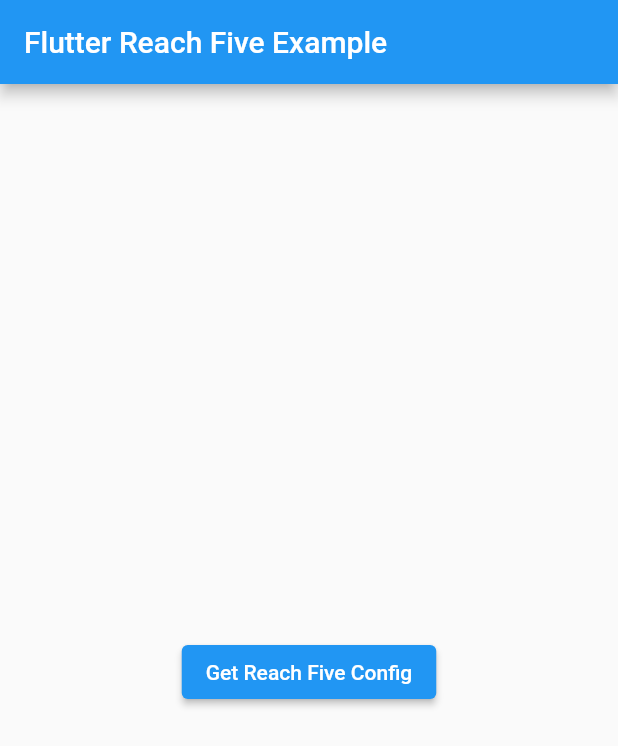
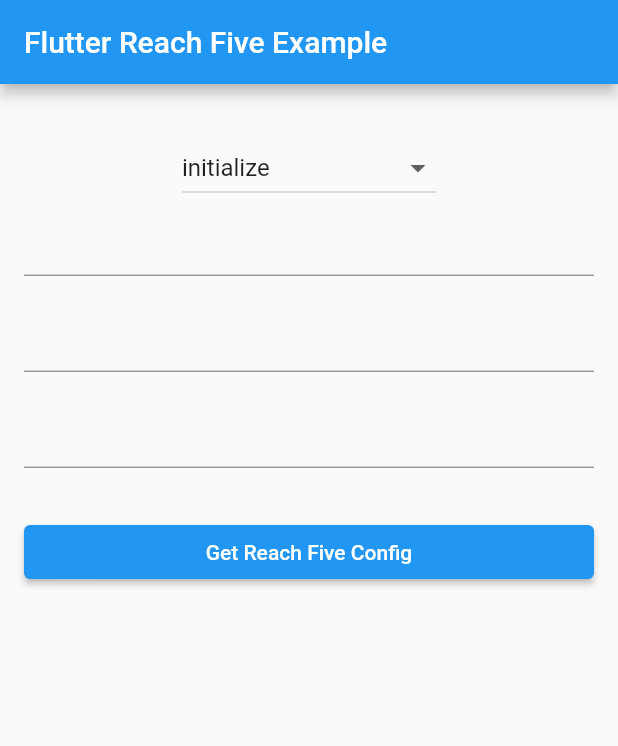
Before and after one commit to bamlab/Flutter-ReachFive, a Flutter app: the screen it shows after launch, on a phone screen of 412 x 824 dp. Shown: the top 746 px of the screen. Run offline on Flutter 3.47's test engine with Material 2 defaults, Android fonts, the phone set to English and light mode, and no system bars; our stand-ins replace plugin_platform_interface; project files that could hold a hidden picture were left out.

Commit message:
feat(example app): add new features in the app

```diff
--- /dev/null
+++ b/flutter_reach_five/example/lib/const.dart
@@ -0,0 +1,26 @@
+/// Your reach five domain
+const initialDomain = '';
+
+/// Your reach five clientId
+const initialClientId = '';
+
+/// Your reach five scheme
+const initialScheme = '';
+
+/// Your reach five account email
+const initialEmail = '';
+
+/// Your reach five account password
+const initialPassword = '';
+
+/// Your reach five account family name
+const initialFamilyName = '';
+
+/// Your reach five account given name
+const initialGivenName = '';
+
+/// Your reach five account middle name
+const initialMiddleName = '';
+
+/// Your reach five account nickname
+const initialNickame = '';
--- a/flutter_reach_five/example/lib/main.dart
+++ b/flutter_reach_five/example/lib/main.dart
@@ -1,16 +1,6 @@
-// Copyright (c) 2022, Very Good Ventures
-// https://verygood.ventures
-//
-// Use of this source code is governed by an MIT-style
-// license that can be found in the LICENSE file or at
-// https://opensource.org/licenses/MIT.
+import 'package:flutter/material.dart';
 
-import 'package:flutter/material.dart';
-import 'package:flutter_reach_five/flutter_reach_five.dart';
-
-const domain = 'YOUR_DOMAIN';
-const clientId = 'YOUR_CLIENT_ID';
-const scheme = 'YOUR_SCHEME';
+import 'views/reach_five_methods_view.dart';
 
 void main() => runApp(const MyApp());
 
@@ -19,99 +9,11 @@ class MyApp extends StatelessWidget {
 
   @override
   Widget build(BuildContext context) {
-    return const MaterialApp(home: HomePage());
-  }
-}
-
-class HomePage extends StatefulWidget {
-  const HomePage({super.key});
-
-  @override
-  State<HomePage> createState() => _HomePageState();
-}
-
-class _HomePageState extends State<HomePage> {
-  ReachFive? reachFive;
-
-  @override
-  Widget build(BuildContext context) {
-    final reachFive = this.reachFive;
-
-    return Scaffold(
-      appBar: AppBar(title: const Text('Flutter Reach Five Example')),
-      body: Center(
-        child: Column(
-          mainAxisAlignment: MainAxisAlignment.center,
-          children: [
-            if (reachFive != null)
-              Text(
-                // ignore: lines_longer_than_80_chars
-                '${reachFive.config.domain} + ${reachFive.config.clientId} + ${reachFive.config.scheme}',
-              ),
-            const SizedBox(height: 16),
-            ElevatedButton(
-              onPressed: () async {
-                if (reachFive != null) {
-                  setState(() {
-                    this.reachFive = null;
-                  });
-                  return;
-                }
-
-                try {
-                  final result = await ReachFiveManager.initialize(
-                    const ReachFiveConfig(
-                      domain: domain,
-                      clientId: clientId,
-                      scheme: scheme,
-                    ),
-                  );
-
-                  setState(() {
-                    this.reachFive = result;
-                  });
-
-                  if (mounted) {
-                    showExampleSnackBar(
-                      context,
-                      message: 'Success',
-                      type: SnackbarType.success,
-                    );
-                  }
-                } catch (error) {
-                  if (mounted) {
-                    showExampleSnackBar(
-                      context,
-                      message: error.toString(),
-                      type: SnackbarType.error,
-                    );
-                  }
-                }
-              },
-              child: Text(
-                reachFive == null
-                    ? 'Get Reach Five Config'
-                    : 'Reset Reach Five Config',
-              ),
-            ),
-          ],
-        ),
+    return MaterialApp(
+      home: Scaffold(
+        appBar: AppBar(title: const Text('Flutter Reach Five Example')),
+        body: const ReachFiveMethodsView(),
       ),
     );
   }
 }
-
-enum SnackbarType { success, error }
-
-void showExampleSnackBar(
-  BuildContext context, {
-  required String message,
-  required SnackbarType type,
-}) {
-  ScaffoldMessenger.of(context).showSnackBar(
-    SnackBar(
-      backgroundColor: type == SnackbarType.success ? Colors.green : Colors.red,
-      content: Text(message),
-    ),
-  );
-}
--- /dev/null
+++ b/flutter_reach_five/example/lib/methods/initialize_method.dart
@@ -0,0 +1,117 @@
+import 'package:flutter/material.dart';
+import 'package:flutter_reach_five/flutter_reach_five.dart';
+
+import '../const.dart';
+import '../widgets/config_button.dart';
+import '../widgets/custom_text_field.dart';
+import '../widgets/snackbar.dart';
+
+class InitializeMethod extends StatefulWidget {
+  const InitializeMethod({
+    required this.reachFive,
+    required this.setReachFive,
+    super.key,
+  });
+
+  final ReachFive? reachFive;
+  final void Function(ReachFive reachFive) setReachFive;
+
+  @override
+  State<InitializeMethod> createState() => _InitializeMethodState();
+}
+
+class _InitializeMethodState extends State<InitializeMethod> {
+  bool areInteractionsDisabled = false;
+
+  String domain = initialDomain;
+  String clientId = initialClientId;
+  String scheme = initialScheme;
+
+  void setDomain(String newDomain) => setState(() {
+        domain = newDomain;
+      });
+
+  void setClientId(String newClientId) => setState(() {
+        clientId = newClientId;
+      });
+
+  void setScheme(String newScheme) => setState(() {
+        scheme = newScheme;
+      });
+
+  Future<void> initializeReachFive() async {
+    setState(() {
+      areInteractionsDisabled = true;
+    });
+
+    try {
+      final result = await ReachFiveManager.initialize(
+        ReachFiveConfig(
+          domain: domain,
+          clientId: clientId,
+          scheme: scheme,
+        ),
+      );
+
+      widget.setReachFive(result);
+
+      if (mounted) {
+        showExampleSnackBar(
+          context,
+          message: 'Success - Initialization',
+          type: SnackbarType.success,
+        );
+      }
+    } catch (error) {
+      if (mounted) {
+        showExampleSnackBar(
+          context,
+          message: error.toString(),
+          type: SnackbarType.error,
+        );
+      }
+    } finally {
+      setState(() {
+        areInteractionsDisabled = false;
+      });
+    }
+  }
+
+  @override
+  Widget build(BuildContext context) {
+    return ListView(
+      children: [
+        if (widget.reachFive == null) ...[
+          CustomTextField(
+            value: domain,
+            setValue: setDomain,
+          ),
+          const SizedBox(height: 16),
+          CustomTextField(
+            value: clientId,
+            setValue: setClientId,
+          ),
+          const SizedBox(height: 16),
+          CustomTextField(
+            value: scheme,
+            setValue: setScheme,
+          ),
+        ] else ...[
+          Text('domain :$domain'),
+          const SizedBox(height: 16),
+          Text('clientId :$clientId'),
+          const SizedBox(height: 16),
+          Text('scheme :$scheme'),
+        ],
+        const SizedBox(height: 32),
+        ConfigButton(
+          isDisabled: areInteractionsDisabled || widget.reachFive != null,
+          setConfig: initializeReachFive,
+          label: widget.reachFive == null
+              ? 'Get Reach Five Config'
+              : 'Here is your Reach Five Config',
+        ),
+      ],
+    );
+  }
+}
--- /dev/null
+++ b/flutter_reach_five/example/lib/views/reach_five_methods_view.dart
@@ -0,0 +1,128 @@
+import 'package:flutter/material.dart';
+import 'package:flutter_reach_five/flutter_reach_five.dart';
+
+import '../methods/initialize_method.dart';
+import '../methods/refresh_access_token_method.dart';
+import '../methods/signup_method.dart';
+
+enum ReachFiveMethod {
+  initialize,
+  signup,
+  refreshAccessToken,
+}
+
+class ReachFiveMethodsView extends StatefulWidget {
+  const ReachFiveMethodsView({super.key});
+
+  @override
+  State<ReachFiveMethodsView> createState() => _ReachFiveMethodsViewState();
+}
+
+class _ReachFiveMethodsViewState extends State<ReachFiveMethodsView> {
+  var selectedReachFiveMethod = ReachFiveMethod.initialize;
+
+  void setSelectedReachFiveMethod(ReachFiveMethod newSelectedReachFiveMethod) =>
+      setState(() {
+        selectedReachFiveMethod = newSelectedReachFiveMethod;
+      });
+
+  ReachFive? reachFive;
+  AuthToken? authToken;
+
+  void setReachFive(ReachFive newReachFive) => setState(() {
+        reachFive = newReachFive;
+      });
+
+  void setAuthToken(AuthToken newAuthToken) => setState(() {
+        authToken = newAuthToken;
+      });
+
+  @override
+  Widget build(BuildContext context) {
+    final reachFive = this.reachFive;
+    final authToken = this.authToken;
+
+    return Padding(
+      padding: const EdgeInsets.symmetric(vertical: 32, horizontal: 16),
+      child: Column(
+        children: [
+          const SizedBox(width: double.infinity),
+          DropdownButton<ReachFiveMethod>(
+            value: selectedReachFiveMethod,
+            items: ReachFiveMethod.values
+                .map(
+                  (reachFiveMethod) => DropdownMenuItem<ReachFiveMethod>(
+                    value: reachFiveMethod,
+                    child: Text(reachFiveMethod.name),
+                  ),
+                )
+                .toList(),
+            onChanged: (reachFiveMethod) => reachFiveMethod != null
+                ? setSelectedReachFiveMethod(reachFiveMethod)
+                : null,
+          ),
+          Expanded(
+            child: _ReachFiveMethodView(
+              reachFiveMethod: selectedReachFiveMethod,
+              reachFive: reachFive,
+              setReachFive: setReachFive,
+              authToken: authToken,
+              setAuthToken: setAuthToken,
+            ),
+          ),
+        ],
+      ),
+    );
+  }
+}
+
+class _ReachFiveMethodView extends StatelessWidget {
+  const _ReachFiveMethodView({
+    required this.reachFiveMethod,
+    required this.reachFive,
+    required this.setReachFive,
+    required this.authToken,
+    required this.setAuthToken,
+  });
+
+  final ReachFiveMethod reachFiveMethod;
+
+  final ReachFive? reachFive;
+  final void Function(ReachFive) setReachFive;
+
+  final AuthToken? authToken;
+  final void Function(AuthToken) setAuthToken;
+
+  @override
+  Widget build(BuildContext context) {
+    final reachFiveMethod = this.reachFiveMethod;
+    final reachFive = this.reachFive;
+    final authToken = this.authToken;
+
+    switch (reachFiveMethod) {
+      case ReachFiveMethod.initialize:
+        return InitializeMethod(
+          reachFive: reachFive,
+          setReachFive: setReachFive,
+        );
+      case ReachFiveMethod.signup:
+        if (reachFive != null) {
+          return SignupMethod(
+            reachFive: reachFive,
+            authToken: authToken,
+            setAuthToken: setAuthToken,
+          );
+        }
+        return const Text('You should initialize Reach Five first');
+      case ReachFiveMethod.refreshAccessToken:
+        if (reachFive != null && authToken != null) {
+          return RefreshAccessTokenMethod(
+            reachFive: reachFive,
+            authToken: authToken,
+            setAuthToken: setAuthToken,
+          );
+        }
+        return const Text('You should signup first');
+    }
+  }
+}
--- /dev/null
+++ b/flutter_reach_five/example/lib/widgets/config_button.dart
@@ -0,0 +1,22 @@
+import 'package:flutter/material.dart';
+
+class ConfigButton extends StatelessWidget {
+  const ConfigButton({
+    required this.isDisabled,
+    required this.setConfig,
+    required this.label,
+    super.key,
+  });
+
+  final bool isDisabled;
+  final void Function() setConfig;
+  final String label;
+
+  @override
+  Widget build(BuildContext context) {
+    return ElevatedButton(
+      onPressed: !isDisabled ? setConfig : null,
+      child: Text(label),
+    );
+  }
+}
--- /dev/null
+++ b/flutter_reach_five/example/lib/widgets/custom_text_field.dart
@@ -0,0 +1,39 @@
+import 'package:flutter/material.dart';
+
+class CustomTextField extends StatefulWidget {
+  const CustomTextField({
+    required this.value,
+    required this.setValue,
+    super.key,
+  });
+
+  final String value;
+  final void Function(String newValue) setValue;
+
+  @override
+  State<CustomTextField> createState() => _CustomTextFieldState();
+}
+
+class _CustomTextFieldState extends State<CustomTextField> {
+  late TextEditingController textEditingController;
+
+  @override
+  void initState() {
+    super.initState();
+    textEditingController = TextEditingController(text: widget.value);
+  }
+
+  @override
+  void dispose() {
+    textEditingController.dispose();
+    super.dispose();
+  }
+
+  @override
+  Widget build(BuildContext context) {
+    return TextField(
+      controller: textEditingController,
+      onChanged: widget.setValue,
+    );
+  }
+}
```
Also changed, not shown: flutter_reach_five/example/lib/methods/refresh_access_token_method.dart (added, +102 -0 lines), flutter_reach_five/example/lib/methods/signup_method.dart (added, +166 -0 lines), flutter_reach_five/example/lib/widgets/signup_button.dart (added, +22 -0 lines), flutter_reach_five/example/lib/widgets/snackbar.dart (added, +16 -0 lines).
